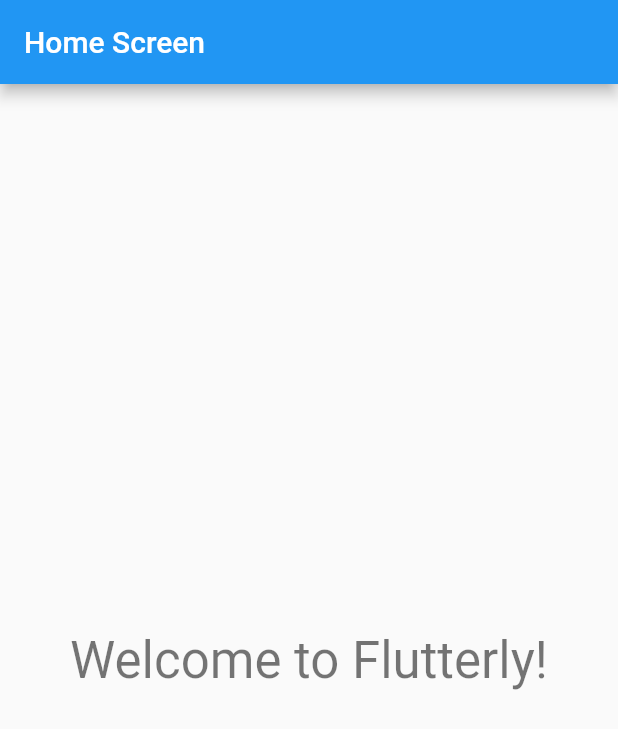
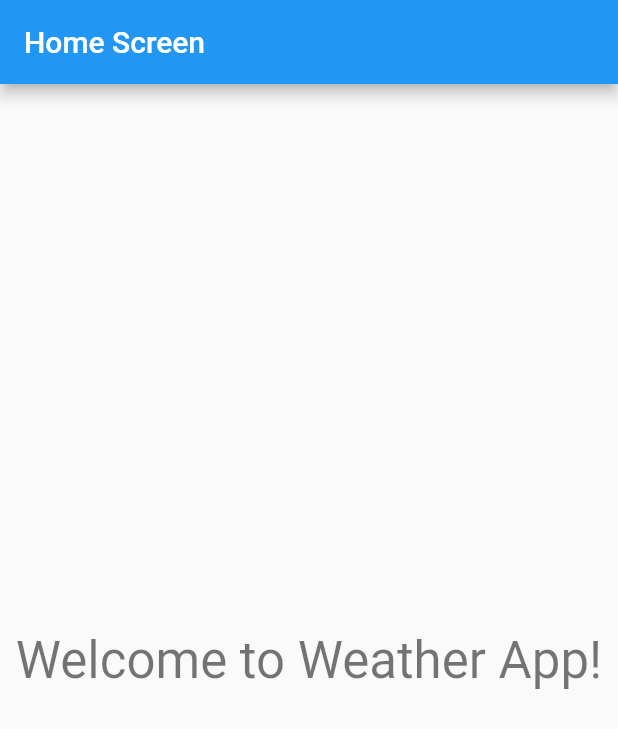
Before and after one commit to softwarengineer2/bloc-weather-flutter-app, a Flutter app: the screen it shows after launch, on a phone screen of 412 x 824 dp. Shown: the top 729 px of the screen. Run offline on Flutter 3.47's test engine with Material 2 defaults, Android fonts, the phone set to English and light mode, and no system bars; our stand-ins replace bloc, equatable, flutter_bloc; network calls fail.

Commit message:
repository & model & provider added

```diff
--- a/lib/core/constants/strings.dart
+++ b/lib/core/constants/strings.dart
@@ -4,5 +4,5 @@ class Strings {
 
   // HomeScreen
   static final homeScreenTitle = 'Home Screen';
-  static final homeScreenCenterText = 'Welcome to Flutterly!';
+  static final homeScreenCenterText = 'Welcome to Weather App!';
 }
--- a/lib/data/data_providers/data_provider.dart
+++ /dev/null
@@ -1,3 +0,0 @@
-// Dummy file
-
-class DataProvider {}
--- a/lib/data/models/model.dart
+++ /dev/null
@@ -1,3 +0,0 @@
-// Dummy file
-
-class Model {}
--- /dev/null
+++ b/lib/data/models/weather.dart
@@ -0,0 +1,43 @@
+import 'package:equatable/equatable.dart';
+
+class Weather extends Equatable {
+  final String condition;
+  final String formattedCondition;
+  final double minTemp;
+  final double temp;
+  final double maxTemp;
+  final int locationId;
+  final String created;
+  final DateTime lastUpdated;
+  final String location;
+
+  Weather({
+    this.condition,
+    this.formattedCondition,
+    this.minTemp,
+    this.temp,
+    this.maxTemp,
+    this.locationId,
+    this.created,
+    this.lastUpdated,
+    this.location,
+  });
+
+  @override
+  List<Object> get props => [condition];
+
+  static Weather fromJson(dynamic json) {
+    final consolidatedWeather = json['consolidated_weather'][0];
+    return Weather(
+      condition: consolidatedWeather['weather_state_abbr'],
+      formattedCondition: consolidatedWeather['weather_state_name'],
+      minTemp: consolidatedWeather['min_temp'] as double,
+      temp: consolidatedWeather['the_temp'] as double,
+      maxTemp: consolidatedWeather['max_temp'] as double,
+      locationId: json['woeid'] as int,
+      created: consolidatedWeather['created'],
+      lastUpdated: DateTime.now(),
+      location: json['title'],
+    );
+  }
+}
--- a/lib/data/repositories/repository.dart
+++ /dev/null
@@ -1,3 +0,0 @@
-// Dummy file
-
-class Repository {}
--- a/pubspec.yaml
+++ b/pubspec.yaml
@@ -15,6 +15,8 @@ dependencies:
   cupertino_icons: ^1.0.0
   flutter_bloc: ^6.1.1
   hydrated_bloc: ^6.1.0
+  http: ^0.13.0
+  equatable: ^2.0.0
 
 dev_dependencies:
   flutter_test:
```
Also changed, not shown: lib/data/data_providers/weather_api_client.dart (added, +44 -0 lines), lib/data/repositories/weather_repository.dart (added, +15 -0 lines), lib/main.dart (+16 -1 lines).
